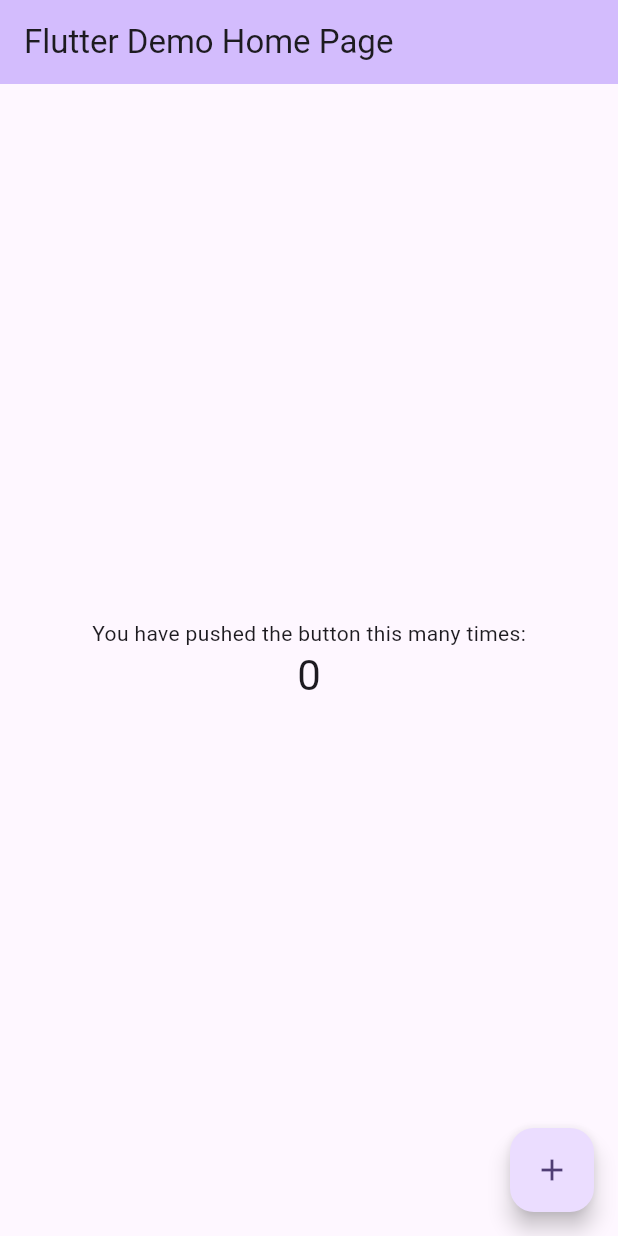
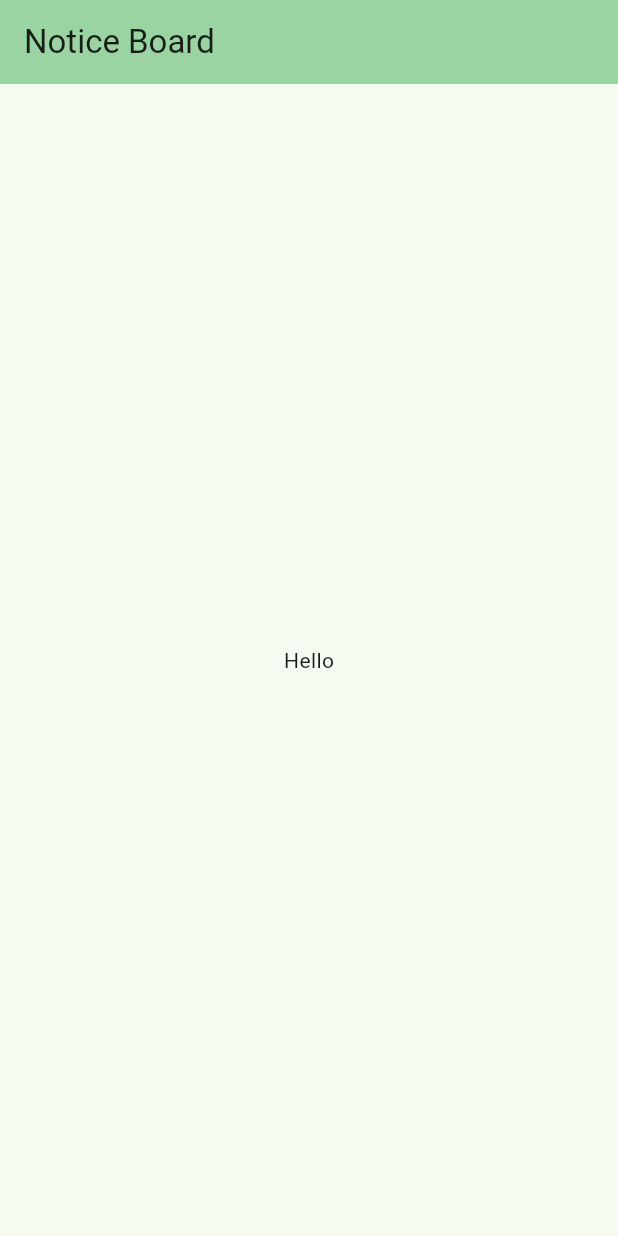
Before and after one commit to maffan91/notice_board_flutter, a Flutter app: the screen it shows after launch, on a phone screen of 412 x 824 dp. Run offline on Flutter 3.47's test engine with Material 2 defaults, Android fonts, the phone set to English and light mode, and no system bars.

Commit message:
boilerplate code removal

```diff
--- a/lib/main.dart
+++ b/lib/main.dart
@@ -6,48 +6,23 @@
 
 class MyApp extends StatelessWidget {
   const MyApp({super.key});
-
-  // This widget is the root of your application.
   @override
   Widget build(BuildContext context) {
     return MaterialApp(
       title: 'Notice Board',
+      debugShowCheckedModeBanner: false,
       theme: ThemeData(
-        // This is the theme of your application.
-        //
-        // TRY THIS: Try running your application with "flutter run". You'll see
-        // the application has a blue toolbar. Then, without quitting the app,
-        // try changing the seedColor in the colorScheme below to Colors.green
-        // and then invoke "hot reload" (save your changes or press the "hot
-        // reload" button in a Flutter-supported IDE, or press "r" if you used
-        // the command line to start the app).
-        //
-        // Notice that the counter didn't reset back to zero; the application
-        // state is not lost during the reload. To reset the state, use hot
-        // restart instead.
-        //
-        // This works for code too, not just values: Most code changes can be
-        // tested with just a hot reload.
-        colorScheme: ColorScheme.fromSeed(seedColor: Colors.deepPurple),
+        colorScheme: ColorScheme.fromSeed(
+            seedColor: const Color.fromARGB(255, 58, 183, 100)),
         useMaterial3: true,
       ),
-      home: const MyHomePage(title: 'Flutter Demo Home Page'),
+      home: const MyHomePage(title: 'Notice Board'),
     );
   }
 }
 
 class MyHomePage extends StatefulWidget {
   const MyHomePage({super.key, required this.title});
-
-  // This widget is the home page of your application. It is stateful, meaning
-  // that it has a State object (defined below) that contains fields that affect
-  // how it looks.
-
-  // This class is the configuration for the state. It holds the values (in this
-  // case the title) provided by the parent (in this case the App widget) and
-  // used by the build method of the State. Fields in a Widget subclass are
-  // always marked "final".
-
   final String title;
 
   @override
@@ -55,71 +30,14 @@
 }
 
 class _MyHomePageState extends State<MyHomePage> {
-  int _counter = 0;
-
-  void _incrementCounter() {
-    setState(() {
-      // This call to setState tells the Flutter framework that something has
-      // changed in this State, which causes it to rerun the build method below
-      // so that the display can reflect the updated values. If we changed
-      // _counter without calling setState(), then the build method would not be
-      // called again, and so nothing would appear to happen.
-      _counter++;
-    });
-  }
-
   @override
   Widget build(BuildContext context) {
-    // This method is rerun every time setState is called, for instance as done
-    // by the _incrementCounter method above.
-    //
-    // The Flutter framework has been optimized to make rerunning build methods
-    // fast, so that you can just rebuild anything that needs updating rather
-    // than having to individually change instances of widgets.
     return Scaffold(
       appBar: AppBar(
-        // TRY THIS: Try changing the color here to a specific color (to
-        // Colors.amber, perhaps?) and trigger a hot reload to see the AppBar
-        // change color while the other colors stay the same.
         backgroundColor: Theme.of(context).colorScheme.inversePrimary,
-        // Here we take the value from the MyHomePage object that was created by
-        // the App.build method, and use it to set our appbar title.
         title: Text(widget.title),
       ),
-      body: Center(
-        // Center is a layout widget. It takes a single child and positions it
-        // in the middle of the parent.
-        child: Column(
-          // Column is also a layout widget. It takes a list of children and
-          // arranges them vertically. By default, it sizes itself to fit its
-          // children horizontally, and tries to be as tall as its parent.
-          //
-          // Column has various properties to control how it sizes itself and
-          // how it positions its children. Here we use mainAxisAlignment to
-          // center the children vertically; the main axis here is the vertical
-          // axis because Columns are vertical (the cross axis would be
-          // horizontal).
-          //
-          // TRY THIS: Invoke "debug painting" (choose the "Toggle Debug Paint"
-          // action in the IDE, or press "p" in the console), to see the
-          // wireframe for each widget.
-          mainAxisAlignment: MainAxisAlignment.center,
-          children: <Widget>[
-            const Text(
-              'You have pushed the button this many times:',
-            ),
-            Text(
-              '$_counter',
-              style: Theme.of(context).textTheme.headlineMedium,
-            ),
-          ],
-        ),
-      ),
-      floatingActionButton: FloatingActionButton(
-        onPressed: _incrementCounter,
-        tooltip: 'Increment',
-        child: const Icon(Icons.add),
-      ), // This trailing comma makes auto-formatting nicer for build methods.
+      body: const Center(child: Text('Hello')),
     );
   }
 }
```
